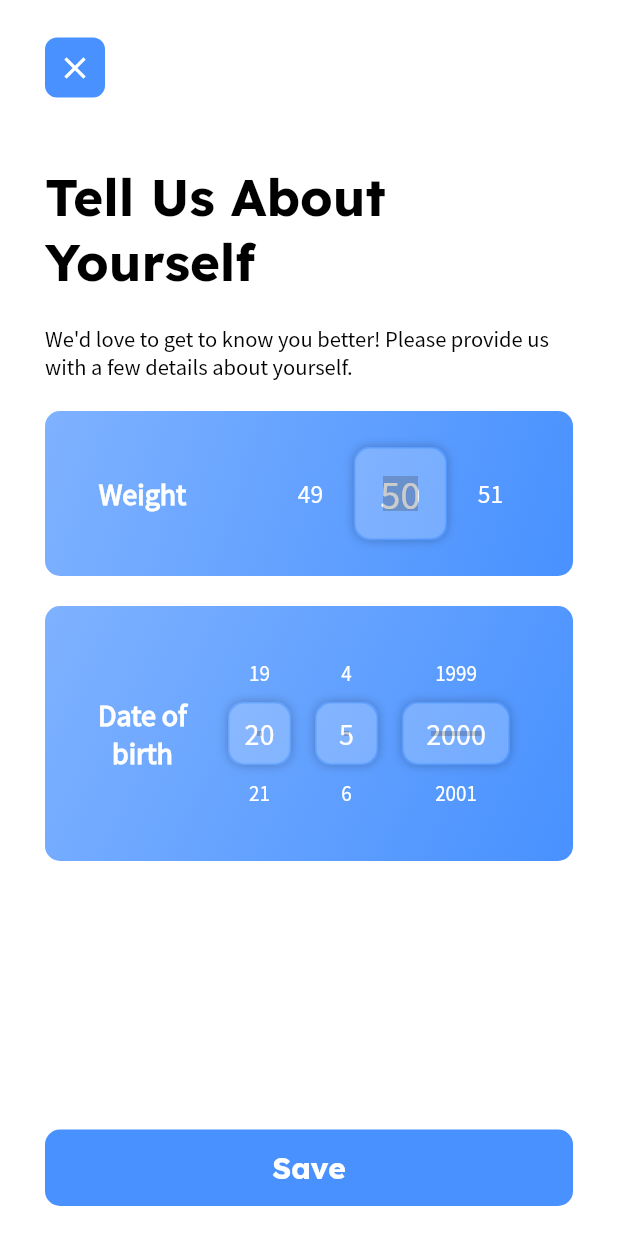
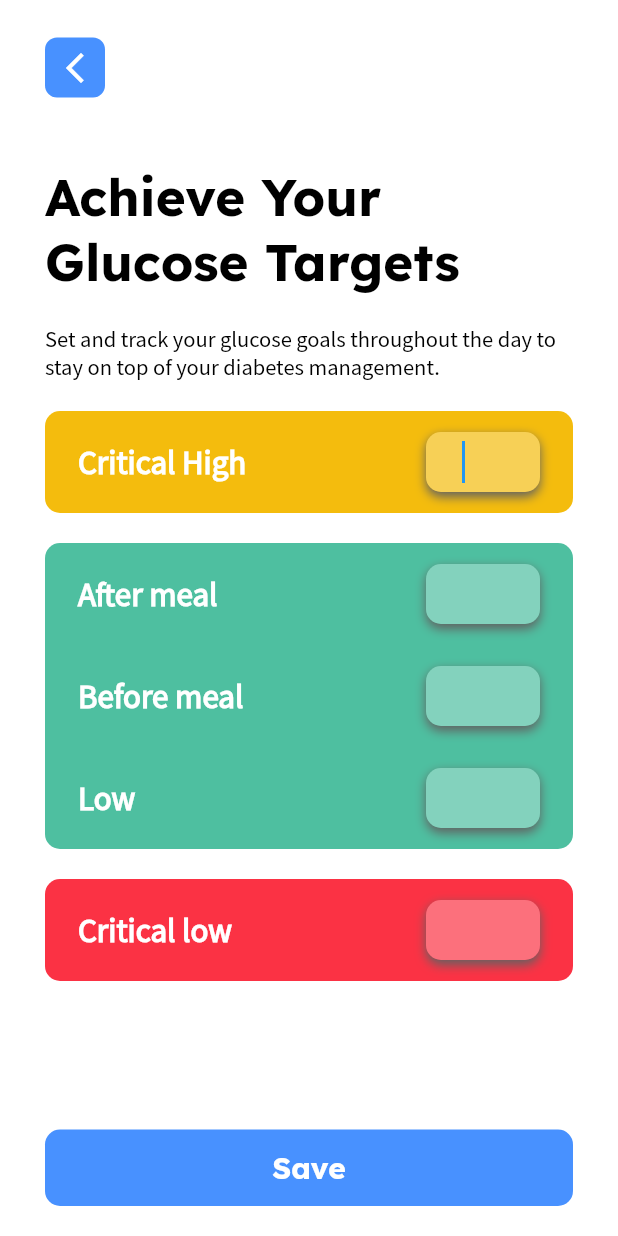
Before and after one commit to MilosMilovanovic00/Diabuddy, a Flutter app: the screen it shows after launch, on a phone screen of 412 x 824 dp. Run offline on Flutter 3.47's test engine with Material 2 defaults, Android fonts, the phone set to English and light mode, and no system bars; drawn by our look-alikes of numberpicker; our stand-ins replace smooth_page_indicator; generated files the repository leaves out were written again.

Commit message:
#1 Created custom number input field #1 Created design for glucose target screen

```diff
--- a/lib/app/my_app.dart
+++ b/lib/app/my_app.dart
@@ -1,4 +1,4 @@
-import 'package:diabuddy/screens/onboarding/profile_onboarding_screen.dart';
+import 'package:diabuddy/screens/onboarding/glucose_target_onboarding_screen.dart';
 import 'package:diabuddy/theme/theme.dart';
 import 'package:flutter/material.dart';
 import 'package:flutter_gen/gen_l10n/app_localizations.dart';
@@ -22,7 +22,7 @@ class MyApp extends StatelessWidget {
         Locale('en'),
         // Locale('sr'),
       ],
-      home: const ProfileOnboardingScreen(),
+      home: const GlucoseTargetOnboardingScreen(),
     );
   }
 }
--- a/lib/l10n/app_en.arb
+++ b/lib/l10n/app_en.arb
@@ -31,5 +31,12 @@
   "weight":"Weight",
   "dateOfBirth":"Date of birth",
   "unitsOnboardingTitle":"Tailor Your Measurement Units",
-  "unitsOnboardingBodyText":"Customize your measurement units to align with your personal preferences and tracking methods"
+  "unitsOnboardingBodyText":"Customize your measurement units to align with your personal preferences and tracking methods",
+  "glucoseTargetOnboardingScreenTitle":"Achieve Your Glucose Targets",
+  "glucoseTargetOnboardingScreenBodyText":"Set and track your glucose goals throughout the day to stay on top of your diabetes management.",
+  "criticalHigh":"Critical High",
+  "afterMeal":"After meal",
+  "beforeMeal":"Before meal",
+  "low":"Low",
+  "criticalLow":"Critical low"
 }
--- a/lib/l10n/app_sr.arb
+++ b/lib/l10n/app_sr.arb
@@ -31,6 +31,12 @@
   "weight":"Masa",
   "dateOfBirth":"Datum rođenja",
   "unitsOnboardingTitle":"Podesi svoju mernu jedinicu",
-  "unitsOnboardingBodyText":"Podesi svoju mernu jedinicu tako da odgovara tvojoj preferenci i metodi merenja"
-
+  "unitsOnboardingBodyText":"Podesi svoju mernu jedinicu tako da odgovara tvojoj preferenci i metodi merenja",
+  "glucoseTargetOnboardingScreenTitle":"Postigni željeni nivo glukoze",
+  "glucoseTargetOnboardingScreenBodyText":"Postavi željeni nivo glukoze tokom dana i prati ga kako bi uspešno pratio svoj dijabetes.",
+  "criticalHigh":"Kritično visoko",
+  "afterMeal":"Posle obroka",
+  "beforeMeal":"Pre obroka",
+  "low":"Nisko",
+  "criticalLow":"Kritično nisko"
 }
--- /dev/null
+++ b/lib/screens/onboarding/glucose_target_onboarding_screen.dart
@@ -0,0 +1,145 @@
+import 'package:diabuddy/screens/reusable/app_button.dart';
+import 'package:diabuddy/screens/reusable/app_icon_button.dart';
+import 'package:diabuddy/screens/reusable/app_number_input_field.dart';
+import 'package:diabuddy/theme/colours.dart';
+import 'package:flutter/material.dart';
+import 'package:flutter_gen/gen_l10n/app_localizations.dart';
+
+class GlucoseTargetOnboardingScreen extends StatefulWidget {
+  const GlucoseTargetOnboardingScreen({Key? key}) : super(key: key);
+
+  @override
+  State<GlucoseTargetOnboardingScreen> createState() =>
+      _GlucoseTargetOnboardingScreenState();
+}
+
+class _GlucoseTargetOnboardingScreenState
+    extends State<GlucoseTargetOnboardingScreen> {
+  late TextEditingController chGlucoseController;
+  late TextEditingController amGlucoseController;
+  late TextEditingController bmGlucoseController;
+  late TextEditingController lGlucoseController;
+  late TextEditingController clGlucoseController;
+
+  @override
+  void initState() {
+    super.initState();
+    chGlucoseController = TextEditingController();
+    amGlucoseController = TextEditingController();
+    bmGlucoseController = TextEditingController();
+    lGlucoseController = TextEditingController();
+    clGlucoseController = TextEditingController();
+  }
+
+  @override
+  void dispose() {
+    chGlucoseController.dispose();
+    amGlucoseController.dispose();
+    bmGlucoseController.dispose();
+    lGlucoseController.dispose();
+    clGlucoseController.dispose();
+    super.dispose();
+  }
+
+  @override
+  Widget build(BuildContext context) {
+    return Scaffold(
+      resizeToAvoidBottomInset: false,
+      backgroundColor: Colors.white,
+      appBar: AppBar(
+        backgroundColor: Colors.white,
+        elevation: 0,
+        leadingWidth: 75,
+        toolbarHeight: 70,
+        leading: Padding(
+          padding: const EdgeInsets.only(
+            left: 30.0,
+            top: 20,
+          ),
+          child: AppIconButton(
+            callback: () {
+              Navigator.pop(context);
+            },
+            icon: Icons.arrow_back_ios_new,
+          ),
+        ),
+      ),
+      body: SafeArea(
+        child: Padding(
+          padding: const EdgeInsets.symmetric(
+            horizontal: 30.0,
+            vertical: 20,
+          ),
+          child: Column(
+            crossAxisAlignment: CrossAxisAlignment.stretch,
+            children: [
+              const SizedBox(
+                height: 20,
+              ),
+              Text(
+                AppLocalizations.of(context)!
+                    .glucoseTargetOnboardingScreenTitle,
+                style: Theme.of(context).textTheme.titleLarge,
+              ),
+              const SizedBox(
+                height: 20,
+              ),
+              Text(
+                AppLocalizations.of(context)!
+                    .glucoseTargetOnboardingScreenBodyText,
+                style: Theme.of(context).textTheme.bodySmall,
+              ),
+              const SizedBox(
+                height: 20,
+              ),
+              AppNumberInputField(
+                text: AppLocalizations.of(context)!.criticalHigh,
+                containerColor: highSugarColor,
+                controller: chGlucoseController,
+              ),
+              const SizedBox(
+                height: 20,
+              ),
+              AppNumberInputField(
+                text: AppLocalizations.of(context)!.afterMeal,
+                containerColor: goodSugarColor,
+                controller: amGlucoseController,
+                containerBorderRadius: const BorderRadius.vertical(
+                  top: Radius.circular(10),
+                ),
+              ),
+              AppNumberInputField(
+                text: AppLocalizations.of(context)!.beforeMeal,
+                containerColor: goodSugarColor,
+                controller: bmGlucoseController,
+                containerBorderRadius: BorderRadius.zero,
+              ),
+              AppNumberInputField(
+                text: AppLocalizations.of(context)!.low,
+                containerColor: goodSugarColor,
+                controller: lGlucoseController,
+                containerBorderRadius: const BorderRadius.vertical(
+                  bottom: Radius.circular(10),
+                ),
+              ),
+              const SizedBox(
+                height: 20,
+              ),
+              AppNumberInputField(
+                text: AppLocalizations.of(context)!.criticalLow,
+                containerColor: lowSugarColor,
+                controller: clGlucoseController,
+                textInputAction: TextInputAction.done,
+              ),
+              const Spacer(),
+              AppButton(
+                callback: () {},
+                text: AppLocalizations.of(context)!.save,
+              ),
+            ],
+          ),
+        ),
+      ),
+    );
+  }
+}
--- a/lib/screens/onboarding/login_screen.dart
+++ b/lib/screens/onboarding/login_screen.dart
@@ -92,6 +92,7 @@ class _LoginScreenState extends State<LoginScreen> {
                         }
                         return value;
                       },
+                      textInputType: TextInputType.emailAddress,
                     ),
                     const SizedBox(
                       height: 28,
@@ -100,6 +101,7 @@ class _LoginScreenState extends State<LoginScreen> {
                       hintText: AppLocalizations.of(context)!.password,
                       isPasswordField: true,
                       controller: passwordController,
+                      textInputAction: TextInputAction.done,
                       validator: (value) {
                         if (value == null) {
                           return '';
@@ -111,6 +113,7 @@ class _LoginScreenState extends State<LoginScreen> {
                         }
                         return value;
                       },
+                      textInputType: TextInputType.visiblePassword,
                     ),
                   ],
                 ),
--- a/lib/screens/onboarding/registration_screen.dart
+++ b/lib/screens/onboarding/registration_screen.dart
@@ -97,6 +97,7 @@ class _RegistrationScreenState extends State<RegistrationScreen> {
                           }
                           return value;
                         },
+                        textInputType: TextInputType.text,
                       ),
                       const SizedBox(
                         height: 28,
@@ -114,6 +115,7 @@ class _RegistrationScreenState extends State<RegistrationScreen> {
                           }
                           return value;
                         },
+                        textInputType: TextInputType.emailAddress,
                       ),
                       const SizedBox(
                         height: 28,
@@ -133,6 +135,7 @@ class _RegistrationScreenState extends State<RegistrationScreen> {
                           }
                           return value;
                         },
+                        textInputType: TextInputType.visiblePassword,
                       ),
                       const SizedBox(
                         height: 28,
@@ -140,6 +143,7 @@ class _RegistrationScreenState extends State<RegistrationScreen> {
                       AppTextFieldInput(
                         hintText: AppLocalizations.of(context)!.repeatPassword,
                         isPasswordField: true,
+                        textInputAction: TextInputAction.done,
                         controller: repeatPasswordController,
                         validator: (value) {
                           if (value == null) {
@@ -154,6 +158,7 @@ class _RegistrationScreenState extends State<RegistrationScreen> {
                           }
                           return value;
                         },
+                        textInputType: TextInputType.visiblePassword,
                       ),
                     ],
                   ),
--- /dev/null
+++ b/lib/screens/reusable/app_number_input_field.dart
@@ -0,0 +1,94 @@
+import 'package:diabuddy/theme/theme.dart';
+import 'package:flutter/material.dart';
+
+class AppNumberInputField extends StatelessWidget {
+  const AppNumberInputField({
+    Key? key,
+    required this.text,
+    required this.containerColor,
+    required this.controller,
+    this.containerBorderRadius,
+    this.textInputAction,
+  }) : super(key: key);
+
+  final String text;
+  final Color containerColor;
+  final TextEditingController controller;
+  final BorderRadius? containerBorderRadius;
+  final TextInputAction? textInputAction;
+
+  @override
+  Widget build(BuildContext context) {
+    return Container(
+      decoration: BoxDecoration(
+        color: containerColor,
+        borderRadius: containerBorderRadius ?? borderRadius,
+        shape: BoxShape.rectangle,
+      ),
+      child: Padding(
+        padding: const EdgeInsets.symmetric(
+          vertical: 14.0,
+          horizontal: 22,
+        ),
+        child: Row(
+          mainAxisAlignment: MainAxisAlignment.spaceBetween,
+          crossAxisAlignment: CrossAxisAlignment.center,
+          children: [
+            Text(
+              text,
+              style: Theme.of(context).textTheme.displaySmall!.copyWith(
+                    fontSize: 22,
+                  ),
+            ),
+            Container(
+              width: 76,
+              height: 40,
+              decoration: BoxDecoration(
+                boxShadow: [
+                  BoxShadow(
+                    offset: const Offset(0, 3),
+                    color: Colors.grey.shade700,
+                    blurRadius: 5,
+                  )
+                ],
+                borderRadius: borderRadius,
+              ),
+              child: Container(
+                decoration: BoxDecoration(
+                  color: containerColor,
+                  borderRadius: borderRadius,
+                ),
+                child: TextFormField(
+                  autofocus: true,
+                  textInputAction: textInputAction ?? TextInputAction.next,
+                  keyboardType: TextInputType.number,
+                  controller: controller,
+                  style: Theme.of(context).textTheme.displaySmall!.copyWith(
+                        fontSize: 22,
+                        color: Colors.white,
+                      ),
+                  textAlign: TextAlign.start,
+                  decoration: InputDecoration(
+                    hintStyle:
+                        Theme.of(context).textTheme.displaySmall!.copyWith(
+                              fontSize: 24,
+                            ),
+                    filled: true,
+                    fillColor: Colors.white.withOpacity(0.3),
+                    enabledBorder: numberFieldBorder,
+                    errorBorder: numberFieldBorder,
+                    border: numberFieldBorder,
+                    errorMaxLines: 3,
+                    contentPadding: const EdgeInsets.only(
+                      left: 24,
+                    ),
+                  ),
+                ),
+              ),
+            )
+          ],
+        ),
+      ),
+    );
+  }
+}
--- a/lib/screens/reusable/app_text_field_input.dart
+++ b/lib/screens/reusable/app_text_field_input.dart
@@ -8,18 +8,23 @@ class AppTextFieldInput extends StatelessWidget {
     required this.hintText,
     required this.controller,
     required this.validator,
+    required this.textInputType,
     this.isPasswordField,
+    this.textInputAction,
   }) : super(key: key);
 
   final String hintText;
   final TextEditingController controller;
+  final TextInputType textInputType;
+  final TextInputAction? textInputAction;
   final bool? isPasswordField;
   final String Function(String?) validator;
 
   @override
   Widget build(BuildContext context) {
     return TextFormField(
-      keyboardType: TextInputType.emailAddress,
+      textInputAction: textInputAction ?? TextInputAction.next,
+      keyboardType: textInputType,
       validator: validator,
       obscureText: isPasswordField ?? false,
       controller: controller,
--- a/lib/theme/colours.dart
+++ b/lib/theme/colours.dart
@@ -4,6 +4,10 @@ const primaryColor = Color(0xFF4891FF);
 const textFieldBackgroundColor = Color(0xFFF0F0F0);
 const textFieldTextColor = Color(0xFF7C7C7C);
 
+const highSugarColor = Color(0xFFF4BC0D);
+const goodSugarColor = Color(0xFF4EBFA0);
+const lowSugarColor = Color(0xFFFB3244);
+
 final containerColorGradient = LinearGradient(
   colors: [primaryColor.withOpacity(0.7), primaryColor],
   begin: Alignment.topLeft,
--- a/lib/theme/theme.dart
+++ b/lib/theme/theme.dart
@@ -58,3 +58,8 @@ final textFieldBorder = OutlineInputBorder(
     width: 2,
   ),
 );
+
+final numberFieldBorder = OutlineInputBorder(
+  borderRadius: borderRadius,
+  borderSide: BorderSide.none,
+);
```
